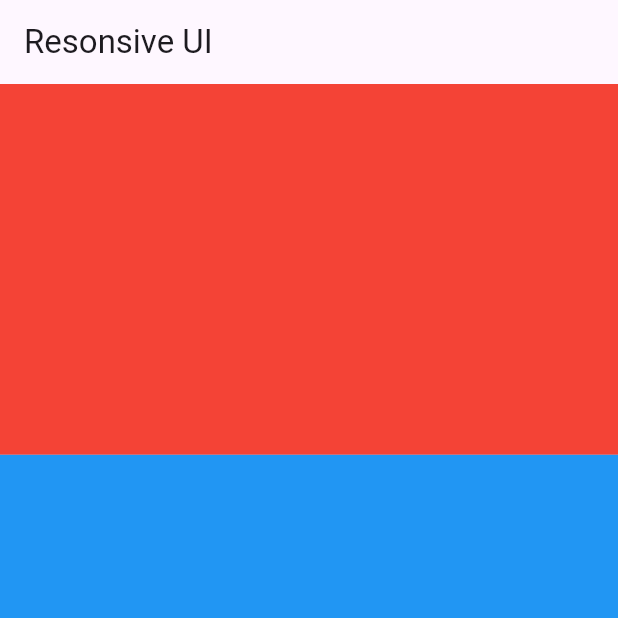
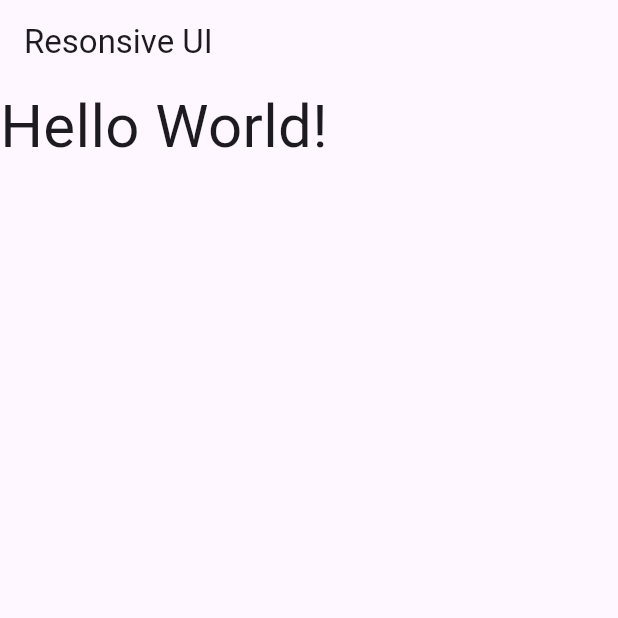
Before and after one commit to mahabubulhasibshawon/flutter_responsive_ui, a Flutter app: the screen it shows after launch, on a phone screen of 412 x 824 dp, the top half of it. Run offline on Flutter 3.47's test engine with Material 3 defaults, Android fonts, the phone set to English and light mode, and no system bars.

Commit message:
responsive text

```diff
--- a/lib/home_page.dart
+++ b/lib/home_page.dart
@@ -9,36 +9,17 @@ class HomePage extends StatelessWidget {
     var deviceSize = MediaQuery.of(context).orientation;
     var deviceHeight = MediaQuery.of(context).size.height;
     var deviceWidth = MediaQuery.of(context).size.width;
+    var textSize =  MediaQuery.of(context).textScaler;
 
     return Scaffold(
       appBar: AppBar(
         title: const Text('Resonsive UI'),
       ),
-      body: deviceSize == Orientation.portrait ? Column(
+      body: Column(
         children: [
-          Container(
-            color: Colors.red,
-            height: deviceHeight * 0.3,
-          ),
-          Expanded(
-            child: Container(
-              color: Colors.blue,
-            ),
-          ),
+          Text('Hello World!', style: TextStyle(fontSize: textSize.scale(40)),)
         ],
-      ) : Row(
-        children: [
-          Container(
-            color: Colors.red,
-            width: deviceWidth * 0.3,
-          ),
-          Expanded(
-            child: Container(
-              color: Colors.blue,
-            ),
-          ),
-        ],
-      )
+      ),
     );
   }
 }
```
